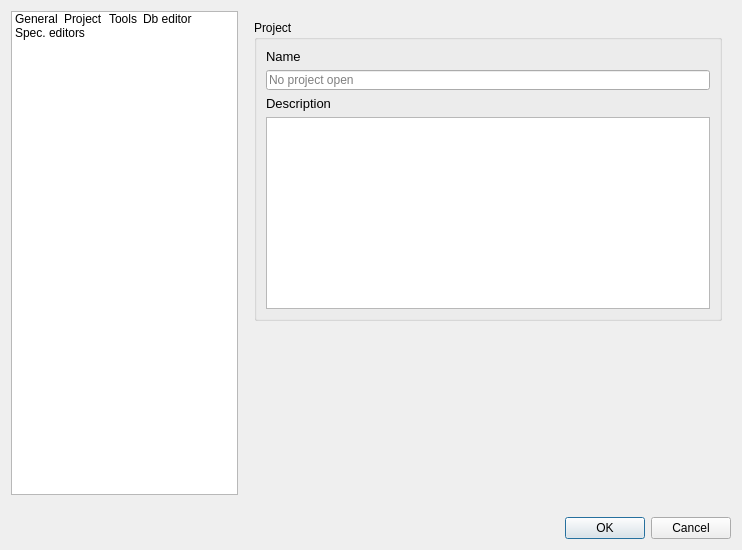
spine-tools/Spine-Toolbox, file spinetoolbox/ui/settings.ui: the form before one commit.
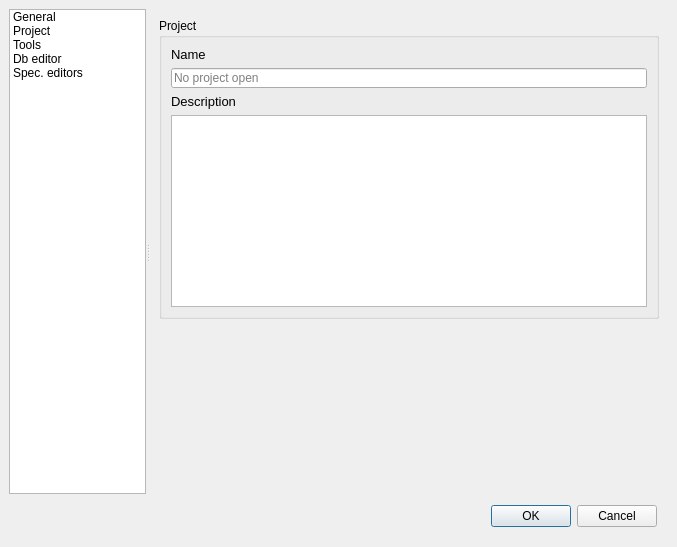
The form after the commit. The open tabs and pages were chosen to show the change. Icons and pictures are not drawn. Custom widgets are drawn as their Qt base class.

Commit message: Fix UI problems in SettingsWidget

Diff of the .ui file:
```diff
--- a/spinetoolbox/ui/settings.ui
+++ b/spinetoolbox/ui/settings.ui
@@ -21,20 +21,20 @@
    <rect>
     <x>0</x>
     <y>0</y>
-    <width>742</width>
-    <height>550</height>
+    <width>677</width>
+    <height>547</height>
    </rect>
   </property>
   <property name="sizePolicy">
-   <sizepolicy hsizetype="MinimumExpanding" vsizetype="MinimumExpanding">
+   <sizepolicy hsizetype="Preferred" vsizetype="Preferred">
     <horstretch>0</horstretch>
     <verstretch>0</verstretch>
    </sizepolicy>
   </property>
   <property name="minimumSize">
    <size>
-    <width>700</width>
-    <height>550</height>
+    <width>500</width>
+    <height>350</height>
    </size>
   </property>
   <property name="maximumSize">
@@ -63,39 +63,35 @@
     <number>0</number>
    </property>
    <property name="leftMargin">
-    <number>0</number>
+    <number>9</number>
    </property>
    <property name="topMargin">
-    <number>0</number>
+    <number>9</number>
    </property>
    <property name="rightMargin">
-    <number>0</number>
+    <number>9</number>
    </property>
    <property name="bottomMargin">
-    <number>0</number>
+    <number>9</number>
    </property>
    <item>
-    <layout class="QHBoxLayout" name="horizontalLayout_2">
-     <property name="spacing">
-      <number>7</number>
+    <widget class="QSplitter" name="splitter">
+     <property name="sizePolicy">
+      <sizepolicy hsizetype="Expanding" vsizetype="Preferred">
+       <horstretch>0</horstretch>
+       <verstretch>0</verstretch>
+      </sizepolicy>
      </property>
-     <property name="leftMargin">
-      <number>11</number>
+     <property name="orientation">
+      <enum>Qt::Horizontal</enum>
      </property>
-     <property name="topMargin">
-      <number>11</number>
+     <property name="childrenCollapsible">
+      <bool>false</bool>
      </property>
-     <property name="rightMargin">
-      <number>11</number>
-     </property>
-     <property name="bottomMargin">
-      <number>11</number>
-     </property>
-     <item>
       <widget class="QListWidget" name="listWidget">
        <property name="sizePolicy">
-        <sizepolicy hsizetype="Expanding" vsizetype="Expanding">
-         <horstretch>0</horstretch>
+       <sizepolicy hsizetype="Preferred" vsizetype="Preferred">
+        <horstretch>1</horstretch>
          <verstretch>0</verstretch>
         </sizepolicy>
        </property>
@@ -124,10 +120,10 @@
         <enum>QListView::Static</enum>
        </property>
        <property name="flow">
-        <enum>QListView::LeftToRight</enum>
+       <enum>QListView::TopToBottom</enum>
        </property>
        <property name="isWrapping" stdset="0">
-        <bool>true</bool>
+       <bool>false</bool>
        </property>
        <property name="resizeMode">
         <enum>QListView::Fixed</enum>
@@ -199,12 +195,10 @@
         </property>
        </item>
       </widget>
-     </item>
-     <item>
       <widget class="QStackedWidget" name="stackedWidget">
        <property name="sizePolicy">
         <sizepolicy hsizetype="Preferred" vsizetype="Preferred">
-         <horstretch>0</horstretch>
+        <horstretch>2</horstretch>
          <verstretch>0</verstretch>
         </sizepolicy>
        </property>
@@ -680,8 +674,8 @@
                <string>&lt;!DOCTYPE HTML PUBLIC &quot;-//W3C//DTD HTML 4.0//EN&quot; &quot;http://www.w3.org/TR/REC-html40/strict.dtd&quot;&gt;
 &lt;html&gt;&lt;head&gt;&lt;meta name=&quot;qrichtext&quot; content=&quot;1&quot; /&gt;&lt;style type=&quot;text/css&quot;&gt;
 p, li { white-space: pre-wrap; }
-&lt;/style&gt;&lt;/head&gt;&lt;body style=&quot; font-family:'Cantarell'; font-size:11pt; font-weight:400; font-style:normal;&quot;&gt;
-&lt;p style=&quot;-qt-paragraph-type:empty; margin-top:0px; margin-bottom:0px; margin-left:0px; margin-right:0px; -qt-block-indent:0; text-indent:0px; font-family:'MS Shell Dlg 2'; font-size:8.25pt;&quot;&gt;&lt;br /&gt;&lt;/p&gt;&lt;/body&gt;&lt;/html&gt;</string>
+&lt;/style&gt;&lt;/head&gt;&lt;body style=&quot; font-family:'MS Shell Dlg 2'; font-size:8.25pt; font-weight:400; font-style:normal;&quot;&gt;
+&lt;p style=&quot;-qt-paragraph-type:empty; margin-top:0px; margin-bottom:0px; margin-left:0px; margin-right:0px; -qt-block-indent:0; text-indent:0px;&quot;&gt;&lt;br /&gt;&lt;/p&gt;&lt;/body&gt;&lt;/html&gt;</string>
               </property>
               <property name="acceptRichText">
                <bool>false</bool>
@@ -1225,11 +1219,13 @@
         </layout>
        </widget>
       </widget>
-     </item>
-    </layout>
+    </widget>
    </item>
    <item>
     <layout class="QHBoxLayout" name="horizontalLayout">
+     <property name="spacing">
+      <number>6</number>
+     </property>
      <property name="leftMargin">
       <number>11</number>
      </property>
@@ -1244,9 +1240,15 @@
      </property>
      <item>
       <widget class="QDialogButtonBox" name="buttonBox">
+       <property name="orientation">
+        <enum>Qt::Horizontal</enum>
+       </property>
        <property name="standardButtons">
         <set>QDialogButtonBox::Cancel|QDialogButtonBox::Ok</set>
        </property>
+       <property name="centerButtons">
+        <bool>false</bool>
+       </property>
       </widget>
      </item>
     </layout>
```
Left out of the diff: 27 changed lines with no effect on the pictures. Lines whose indentation alone changed are shown as unchanged. The commit also changes 18 other files.
